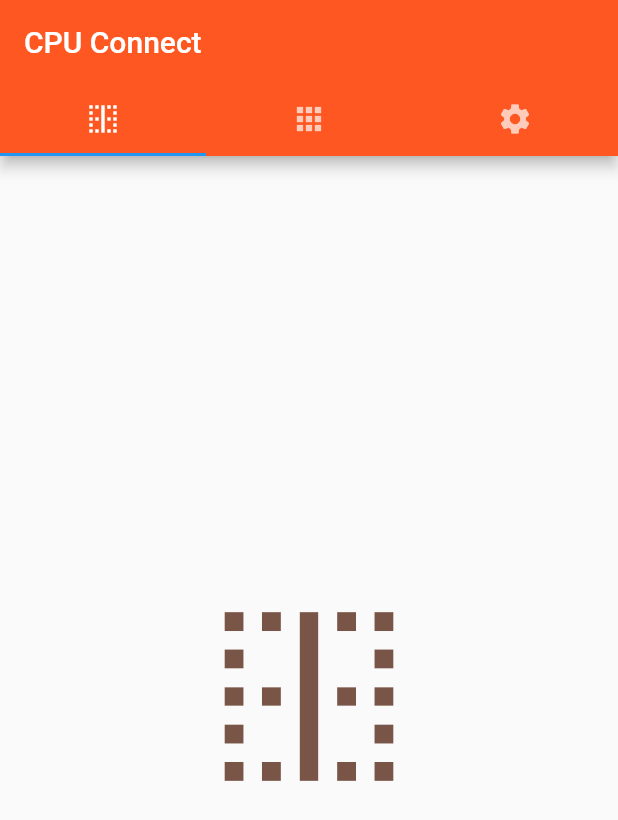
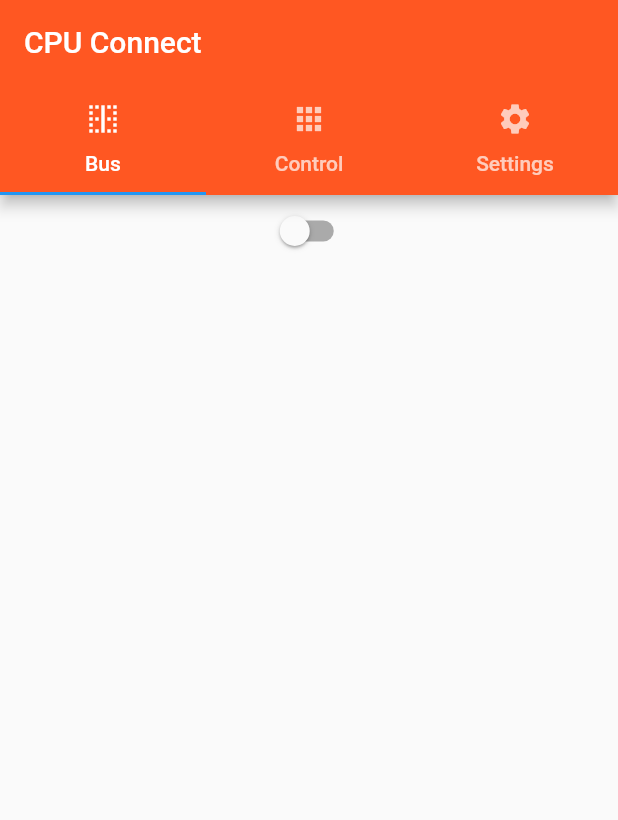
Before and after one commit to trylaarsdam/flutter-test, a Flutter app: the screen it shows after launch, on a phone screen of 412 x 824 dp. Shown: the top 820 px of the screen. Run offline on Flutter 3.47's test engine with Material 2 defaults, Android fonts, the phone set to English and light mode, and no system bars; our stand-ins replace typed_data; missing offline and left inert: mqtt_client.

```diff
--- a/flutter_app/lib/bus.dart
+++ b/flutter_app/lib/bus.dart
@@ -1,12 +1,60 @@
 import 'package:flutter/material.dart';
+import 'dart:async';
+import 'dart:io';
+import 'package:mqtt_client/mqtt_client.dart';
+import 'package:mqtt_client/mqtt_server_client.dart';
+import 'package:typed_data/typed_data.dart' as typed;
+import 'package:flutter_app/main.dart' as mainDart;
 
 class BusPage extends StatelessWidget {
   @override
   Widget build(BuildContext context) {
     return new Container(
-      child: new Center(
-        child: new Icon(Icons.border_vertical, size: 150.0, color: Colors.brown)
-      )
+        child: new Bus()
     );
   }
 }
+
+class Bus extends StatefulWidget {
+  Bus({Key key}) : super(key: key);
+  @override
+  _BusState createState() => _BusState();
+}
+
+class _BusState extends State<Bus> with AutomaticKeepAliveClientMixin<Bus> {
+  bool isSwitched = false;
+  @override
+  Widget build(BuildContext context) {
+    return new Scaffold(
+        body:
+        new Semantics(
+            container: true,
+            child: Row(
+                mainAxisAlignment: MainAxisAlignment.spaceAround,
+                children: <Widget>[Switch(onChanged: switchChanged, value:isSwitched)]))
+
+    );
+  }
+  void switchChanged(bool value) {
+    setState(() {
+      isSwitched=value;
+      if(isSwitched == true){
+        var topic = mainDart.uuid + '/bus';
+        final buff = typed.Uint8Buffer(2);
+        buff[0] = 'o'.codeUnitAt(0);
+        buff[1] = 'n'.codeUnitAt(0);
+        mainDart.client.publishMessage(topic, MqttQos.atLeastOnce, buff);
+      }
+      else{
+        var topic = mainDart.uuid + '/bus';
+        final buff = typed.Uint8Buffer(3);
+        buff[0] = 'o'.codeUnitAt(0);
+        buff[1] = 'f'.codeUnitAt(0);
+        buff[2] = 'f'.codeUnitAt(0);
+        mainDart.client.publishMessage(topic, MqttQos.atLeastOnce, buff);
+      }
+    });
+  }
+  @override
+  bool get wantKeepAlive => true;
+}
--- a/flutter_app/lib/main.dart
+++ b/flutter_app/lib/main.dart
@@ -7,14 +7,24 @@ import 'dart:io';
 import 'package:mqtt_client/mqtt_client.dart';
 import 'package:mqtt_client/mqtt_server_client.dart';
 import 'package:typed_data/typed_data.dart' as typed;
+import 'package:uuid/uuid.dart';
+
+var uuidCall = Uuid();
+var uuid = uuidCall.v4();
+
+
+var client;
+var bus = busPage.BusPage();
+var control = controlPage.ControlPage();
+var settings = settingsPage.SettingsPage();
 
 Future<int> main() async {
     const url = 'lab.thewcl.com';
     const port = 1883;
-    const clientId = 'flutterTestApp';
+    var clientId = uuid;
     const username = '';
     const password = '';
-    final client = MqttServerClient(url, clientId);
+    client = MqttServerClient(url, clientId);
     client.port = port;
     client.secure = false;
     client.setProtocolV311();
@@ -63,16 +73,16 @@ class MyTabsState extends State<MyTabs> with SingleTickerProviderStateMixin {
       appBar: new AppBar(title: new Text("CPU Connect"), backgroundColor: Colors.deepOrange, bottom: new TabBar(
           controller: controller,
           tabs: <Tab>[
-          new Tab(icon: Icon(Icons.border_vertical)), new Tab(icon: Icon(Icons.apps)), new Tab(icon: Icon(Icons.settings))
+          new Tab(icon: Icon(Icons.border_vertical), text: "Bus"), new Tab(icon: Icon(Icons.apps), text: "Control"), new Tab(icon: Icon(Icons.settings), text: "Settings")
         ]
       )
       ),
       body: new TabBarView(
         controller: controller,
         children: <Widget>[
-          new busPage.BusPage(),
-          new controlPage.ControlPage(),
-          new settingsPage.SettingsPage()
+          bus,
+          control,
+          settings
         ]
       )
     );
--- a/flutter_app/pubspec.yaml
+++ b/flutter_app/pubspec.yaml
@@ -24,7 +24,7 @@ dependencies:
   flutter:
     sdk: flutter
   mqtt_client: ^7.3.0
-
+  uuid: 2.2.0
 
   # The following adds the Cupertino Icons font to your application.
   # Use with the CupertinoIcons class for iOS style icons.
```
Also changed, not shown: flutter_app/lib/control.dart (+51 -3 lines), flutter_app/lib/settings.dart (+18 -4 lines), flutter_app/pubspec.lock.
